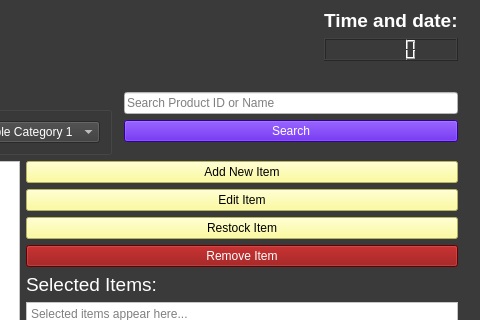
Qt form main.ui (Aenan05/MAXPC) before a commit; both pictures show x 434 to 914 and y 0 to 320 of the 914 by 644 pixel window.
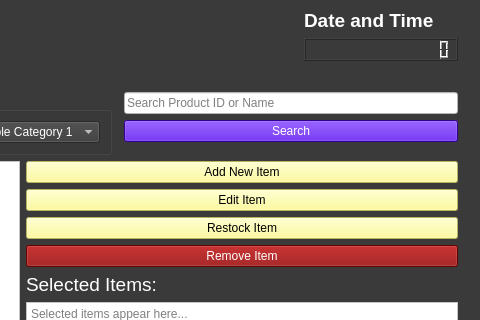
The same form after that commit. Icons and pictures are not drawn.

Commit message: Date And TIme Change

```diff
--- a/main.ui
+++ b/main.ui
@@ -102,12 +102,19 @@
                <string notr="true">color: rgb(255, 255, 255);</string>
               </property>
               <property name="text">
-               <string>Time and date:</string>
+               <string>Date and Time</string>
               </property>
              </widget>
             </item>
             <item>
-             <widget class="QLCDNumber" name="lcdDT"/>
+             <widget class="QLCDNumber" name="lcdDT">
+              <property name="digitCount">
+               <number>15</number>
+              </property>
+              <property name="segmentStyle">
+               <enum>QLCDNumber::Outline</enum>
+              </property>
+             </widget>
             </item>
            </layout>
           </item>
```
Left out of the diff: 6 changed lines with no effect on the pictures. The commit also changes 1 other file.
